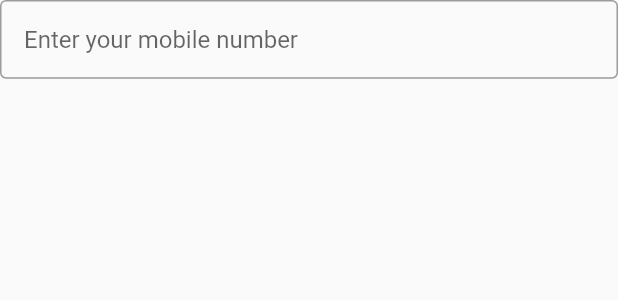
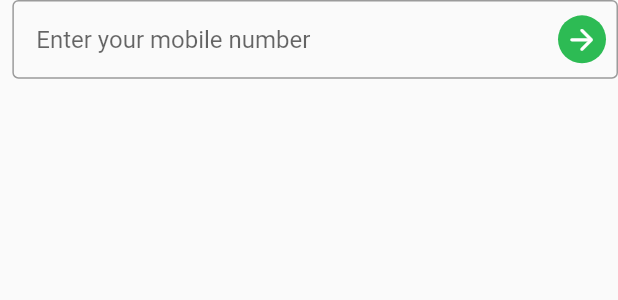
Before and after one commit to elsankary99/green-taxi, a Flutter app: the CustomTextFormField widget shown alone on an empty page, opened directly, on a phone screen of 412 x 824 dp. Shown: the top 300 px of the screen. Run offline on Flutter 3.47's test engine with Material 2 defaults, Android fonts, the phone set to English and light mode, and no system bars; our stand-ins replace auto_route, flutter_riverpod, flutter_screenutil, flutter_svg; missing offline and left inert: fl_country_code_picker.

Commit message:
refactor login ui

```diff
--- a/lib/view/widgets/login_widget/custom_text_field.dart
+++ b/lib/view/widgets/login_widget/custom_text_field.dart
@@ -1,7 +1,9 @@
 import 'package:flutter_riverpod/flutter_riverpod.dart';
 import 'package:flutter/material.dart';
 import 'package:flutter_screenutil/flutter_screenutil.dart';
+import 'package:green_taxi/core/constant/app_colors.dart';
 import 'package:green_taxi/core/constant/app_strings.dart';
+import 'package:green_taxi/core/extension/emdia_query.dart';
 
 class CustomTextFormField extends ConsumerWidget {
   const CustomTextFormField({
@@ -10,7 +12,11 @@ class CustomTextFormField extends ConsumerWidget {
 
   @override
   Widget build(BuildContext context, WidgetRef ref) {
-    return TextFormField(
+    return Row(
+      children: [
+        SizedBox(width: context.width * 0.02),
+        Expanded(
+          child: TextFormField(
             keyboardType: TextInputType.phone,
             // validator: (value) {
             //   if (value!.trim().isEmpty) {
@@ -25,12 +31,26 @@ class CustomTextFormField extends ConsumerWidget {
             //   provider.phoneNumber = phoneNumber!.trim();
             // },
             decoration: InputDecoration(
+                suffixIcon: IconButton(
+                  onPressed: () {},
+                  icon: CircleAvatar(
+                    backgroundColor: AppColors.green,
+                    child: Icon(
+                      Icons.arrow_forward_rounded,
+                      color: AppColors.white,
+                      size: 20.sp,
+                    ),
+                  ),
+                ),
                 contentPadding: EdgeInsets.symmetric(
                   horizontal: 16,
                   vertical: 14.h,
                 ),
                 hintText: AppStrings.enterMobileNumber,
                 border: const OutlineInputBorder()),
+          ),
+        ),
+      ],
     );
   }
 }
```
Also changed, not shown: lib/provider/country_code_provider/country_code_provider.dart (+14 -1 lines), lib/view/pages/login/login_page.dart (+4 -37 lines), lib/view/widgets/login_widget/country_code.dart (+9 -19 lines), lib/view/widgets/login_widget/enter_number_widget.dart (added, +24 -0 lines), lib/view/widgets/login_widget/terms_privecy_text_widget.dart (added, +32 -0 lines). Lines whose indentation alone changed are shown as unchanged.
